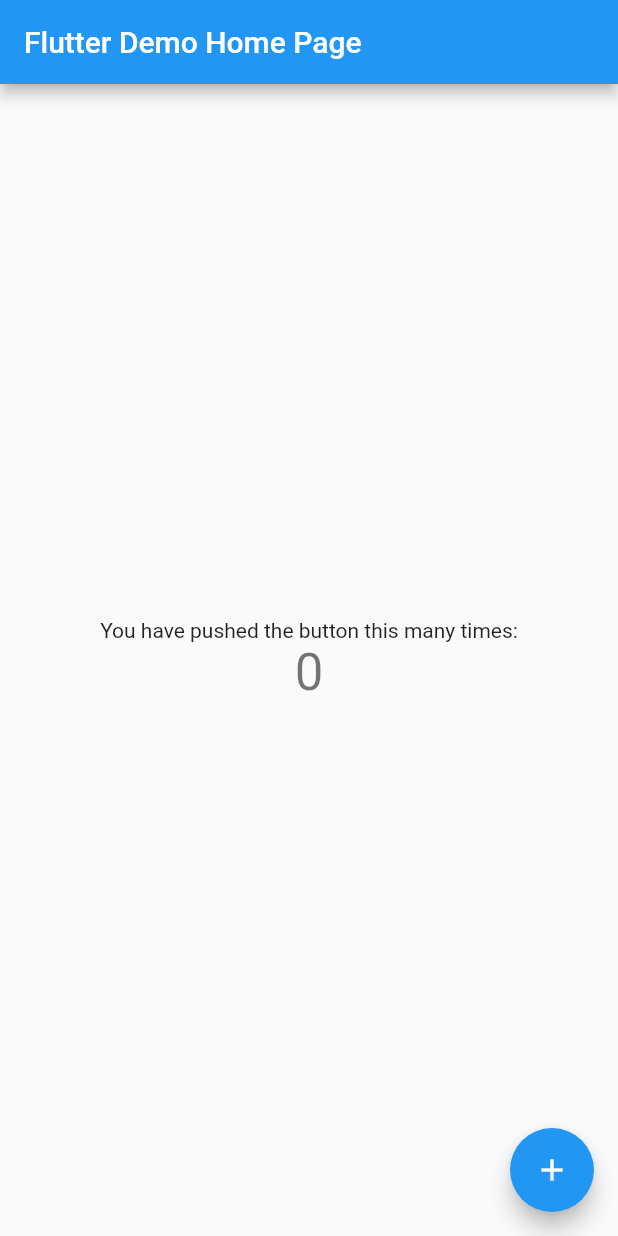
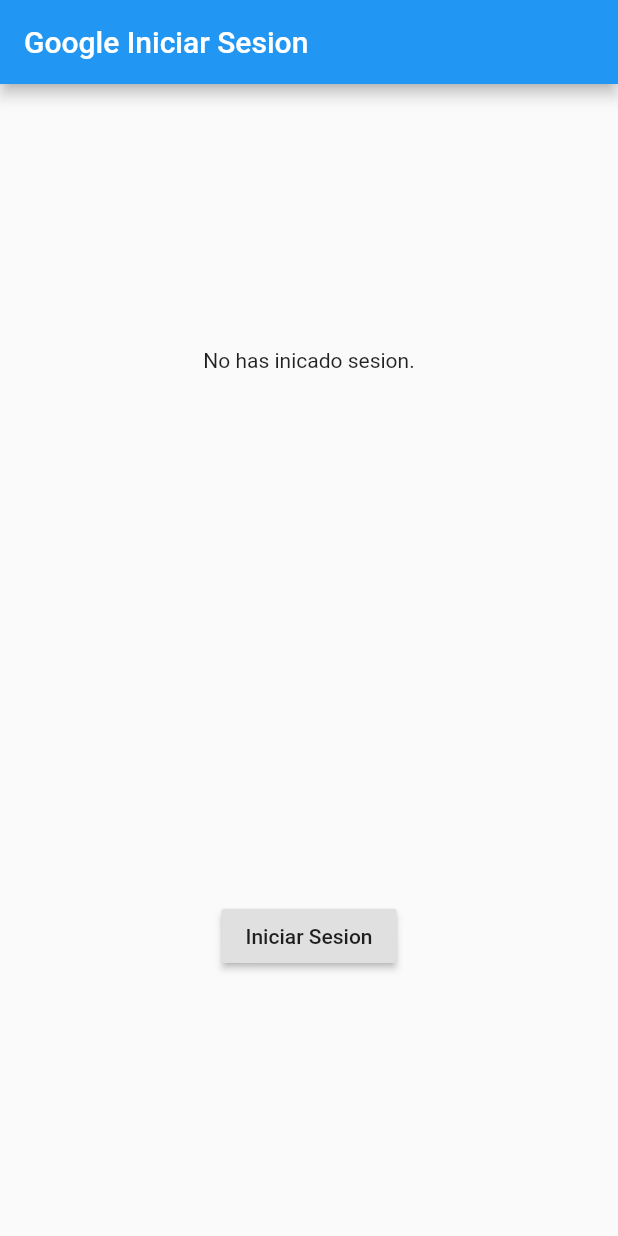
Before and after one commit to giampieer/sesiongoogle_flutter, a Flutter app: the screen it shows after launch, on a phone screen of 412 x 824 dp. Run offline on Flutter 3.47's test engine with Material 2 defaults, Android fonts, the phone set to English and light mode, and no system bars; our stand-ins replace google_sign_in.

Commit message:
uppates de session google funtional

```diff
--- a/lib/main.dart
+++ b/lib/main.dart
@@ -1,120 +1,154 @@
 import 'dart:async';
+import 'dart:convert' show json;
+
+import "package:http/http.dart" as http;
 import 'package:flutter/material.dart';
 import 'package:google_sign_in/google_sign_in.dart';
 
-void main() => runApp(new MyApp());
-
-GoogleSignIn _googleSignIn = new GoogleSignIn(
+GoogleSignIn _googleSignIn = GoogleSignIn(
   scopes: <String>[
     'email',
     'https://www.googleapis.com/auth/contacts.readonly',
   ],
 );
 
-Future<Null> _handleSignIn() async {
+void main() {
+  runApp(
+    MaterialApp(
+      title: 'Google Sign In',
+      home: SignInDemo(),
+    ),
+  );
+}
+
+class SignInDemo extends StatefulWidget {
+  @override
+  State createState() => SignInDemoState();
+}
+
+class SignInDemoState extends State<SignInDemo> {
+  GoogleSignInAccount _currentUser;
+  String _contactText;
+
+  @override
+  void initState() {
+    super.initState();
+    _googleSignIn.onCurrentUserChanged.listen((GoogleSignInAccount account) {
+      setState(() {
+        _currentUser = account;
+      });
+      if (_currentUser != null) {
+        _handleGetContact();
+      }
+    });
+    _googleSignIn.signInSilently();
+  }
+
+  Future<void> _handleGetContact() async {
+    setState(() {
+      _contactText = "Cargando Informacion del contacto...";
+    });
+    final http.Response response = await http.get(
+      'https://people.googleapis.com/v1/people/me/connections'
+          '?requestMask.includeField=person.names',
+      headers: await _currentUser.authHeaders,
+    );
+    if (response.statusCode != 200) {
+      setState(() {
+        _contactText = "People API gave a ${response.statusCode} "
+            "response. Check logs for details.";
+      });
+      print('People API ${response.statusCode} response: ${response.body}');
+      return;
+    }
+    final Map<String, dynamic> data = json.decode(response.body);
+    final String namedContact = _pickFirstNamedContact(data);
+    setState(() {
+      if (namedContact != null) {
+        _contactText = "I see you know $namedContact!";
+      } else {
+        _contactText = "o hay contactos para mostrar.";
+      }
+    });
+  }
+
+  String _pickFirstNamedContact(Map<String, dynamic> data) {
+    final List<dynamic> connections = data['connections'];
+    final Map<String, dynamic> contact = connections?.firstWhere(
+          (dynamic contact) => contact['names'] != null,
+      orElse: () => null,
+    );
+    if (contact != null) {
+      final Map<String, dynamic> name = contact['names'].firstWhere(
+            (dynamic name) => name['displayName'] != null,
+        orElse: () => null,
+      );
+      if (name != null) {
+        return name['displayName'];
+      }
+    }
+    return null;
+  }
+
+  Future<void> _handleSignIn() async {
     try {
       await _googleSignIn.signIn();
-      print("user"+_googleSignIn.currentUser.displayName);
     } catch (error) {
       print(error);
     }
   }
 
-class MyApp extends StatelessWidget {
-  // This widget is the root of your application.
-  @override
-  Widget build(BuildContext context) {
-    return new MaterialApp(
-      title: 'Flutter Demo',
-      theme: new ThemeData(
-        // This is the theme of your application.
-        //
-        // Try running your application with "flutter run". You'll see the
-        // application has a blue toolbar. Then, without quitting the app, try
-        // changing the primarySwatch below to Colors.green and then invoke
-        // "hot reload" (press "r" in the console where you ran "flutter run",
-        // or press Run > Flutter Hot Reload in IntelliJ). Notice that the
-        // counter didn't reset back to zero; the application is not restarted.
-        primarySwatch: Colors.blue,
-      ),
-      home: new MyHomePage(title: 'Flutter Demo Home Page'),
-    );
+  Future<void> _handleSignOut() async {
+    _googleSignIn.disconnect();
   }
-}
 
-class MyHomePage extends StatefulWidget {
-  MyHomePage({Key key, this.title}) : super(key: key);
-
-  // This widget is the home page of your application. It is stateful, meaning
-  // that it has a State object (defined below) that contains fields that affect
-  // how it looks.
-
-  // This class is the configuration for the state. It holds the values (in this
-  // case the title) provided by the parent (in this case the App widget) and
-  // used by the build method of the State. Fields in a Widget subclass are
-  // always marked "final".
-
-  final String title;
-
-  @override
-  _MyHomePageState createState() => new _MyHomePageState();
-}
-
-class _MyHomePageState extends State<MyHomePage> {
-  int _counter = 0;
-
-  void _incrementCounter() {
-    _handleSignIn();
+  Widget _buildBody() {
+    if (_currentUser != null) {
+      return Column(
+        mainAxisAlignment: MainAxisAlignment.spaceAround,
+        children: <Widget>[
+          ListTile(
+            leading: GoogleUserCircleAvatar(
+              identity: _currentUser,
+            ),
+            title: Text(_currentUser.displayName),
+            subtitle: Text(_currentUser.email),
+          ),
+          const Text("Sesion Inicado con Exito."),
+          Text(_contactText),
+          RaisedButton(
+            child: const Text('Cerrar Sesion'),
+            onPressed: _handleSignOut,
+          ),
+          RaisedButton(
+            child: const Text('Refrescar'),
+            onPressed: _handleGetContact,
+          ),
+        ],
+      );
+    } else {
+      return Column(
+        mainAxisAlignment: MainAxisAlignment.spaceAround,
+        children: <Widget>[
+          const Text("No has inicado sesion."),
+          RaisedButton(
+            child: const Text('Iniciar Sesion'),
+            onPressed: _handleSignIn,
+          ),
+        ],
+      );
+    }
   }
 
   @override
   Widget build(BuildContext context) {
-    // This method is rerun every time setState is called, for instance as done
-    // by the _incrementCounter method above.
-    //
-    // The Flutter framework has been optimized to make rerunning build methods
-    // fast, so that you can just rebuild anything that needs updating rather
-    // than having to individually change instances of widgets.
-    return new Scaffold(
-      appBar: new AppBar(
-        // Here we take the value from the MyHomePage object that was created by
-        // the App.build method, and use it to set our appbar title.
-        title: new Text(widget.title),
-      ),
-      body: new Center(
-        // Center is a layout widget. It takes a single child and positions it
-        // in the middle of the parent.
-        child: new Column(
-          // Column is also layout widget. It takes a list of children and
-          // arranges them vertically. By default, it sizes itself to fit its
-          // children horizontally, and tries to be as tall as its parent.
-          //
-          // Invoke "debug paint" (press "p" in the console where you ran
-          // "flutter run", or select "Toggle Debug Paint" from the Flutter tool
-          // window in IntelliJ) to see the wireframe for each widget.
-          //
-          // Column has various properties to control how it sizes itself and
-          // how it positions its children. Here we use mainAxisAlignment to
-          // center the children vertically; the main axis here is the vertical
-          // axis because Columns are vertical (the cross axis would be
-          // horizontal).
-          mainAxisAlignment: MainAxisAlignment.center,
-          children: <Widget>[
-            new Text(
-              'You have pushed the button this many times:',
-            ),
-            new Text(
-              '$_counter',
-              style: Theme.of(context).textTheme.display1,
-            ),
-          ],
+    return Scaffold(
+        appBar: AppBar(
+          title: const Text('Google Iniciar Sesion'),
         ),
-      ),
-      floatingActionButton: new FloatingActionButton(
-        onPressed: _incrementCounter,
-        tooltip: 'Increment',
-        child: new Icon(Icons.add),
-      ), // This trailing comma makes auto-formatting nicer for build methods.
-    );
+        body: ConstrainedBox(
+          constraints: const BoxConstraints.expand(),
+          child: _buildBody(),
+        ));
   }
 }
```
Also changed, not shown: pubspec.lock, 3 other files.
